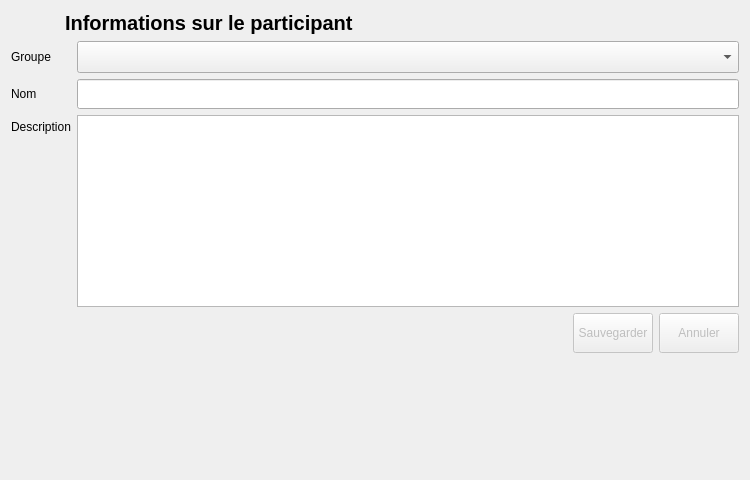
Before: the Qt Designer form python/resources/ui/ParticipantWidget.ui in introlab/OpenIMU, drawn with Qt 5.
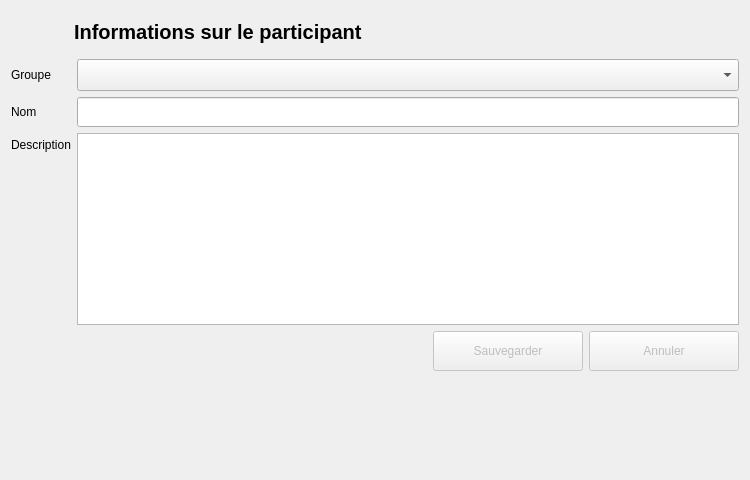
After: the same form once the commit is applied. Icons and pictures are not drawn.

The edit to the form file:
```diff
--- a/python/resources/ui/ParticipantWidget.ui
+++ b/python/resources/ui/ParticipantWidget.ui
@@ -27,6 +27,7 @@
   </property>
   <layout class="QVBoxLayout" name="verticalLayout">
    <item>
+    <widget class="QFrame" name="frameTitle">
     <layout class="QHBoxLayout" name="horizontalLayout_2">
      <item>
       <widget class="QLabel" name="lblIcon">
@@ -63,6 +64,7 @@
       </widget>
      </item>
     </layout>
+    </widget>
    </item>
    <item>
     <layout class="QFormLayout" name="formLayout">
@@ -149,7 +151,7 @@
          </property>
          <property name="minimumSize">
           <size>
-           <width>0</width>
+           <width>150</width>
            <height>40</height>
           </size>
          </property>
@@ -178,7 +180,7 @@
          </property>
          <property name="minimumSize">
           <size>
-           <width>0</width>
+           <width>150</width>
            <height>40</height>
           </size>
          </property>
```
Lines whose indentation alone changed are shown as unchanged.
